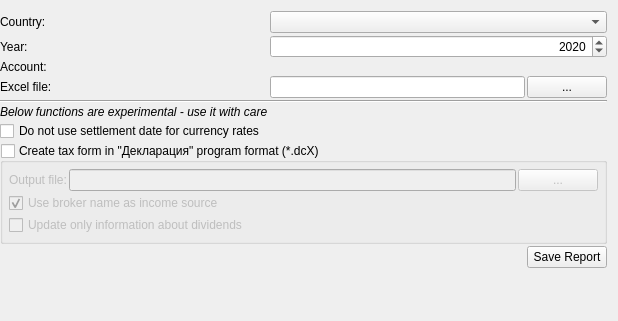
First picture: the form in jal/ui/tax_export_widget.ui, repository titov-vv/jal, before the edit.
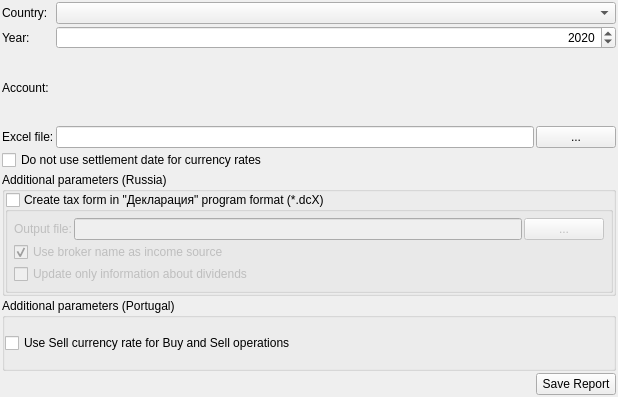
Second picture: the form after the edit. Custom widgets are drawn as their Qt base class.

Commit message: Tax report form was updated to have better parameter separation for different countries

The edit to the form file:
```diff
--- a/jal/ui/tax_export_widget.ui
+++ b/jal/ui/tax_export_widget.ui
@@ -7,11 +7,11 @@
     <x>0</x>
     <y>0</y>
     <width>618</width>
-    <height>321</height>
+    <height>397</height>
    </rect>
   </property>
   <property name="sizePolicy">
-   <sizepolicy hsizetype="Preferred" vsizetype="Preferred">
+   <sizepolicy hsizetype="Minimum" vsizetype="Minimum">
     <horstretch>0</horstretch>
     <verstretch>0</verstretch>
    </sizepolicy>
@@ -19,54 +19,42 @@
   <property name="windowTitle">
    <string>Taxes</string>
   </property>
-  <layout class="QGridLayout" name="gridLayout">
+  <layout class="QGridLayout" name="MainLayout">
    <property name="leftMargin">
-    <number>0</number>
+    <number>2</number>
+   </property>
+   <property name="topMargin">
+    <number>2</number>
+   </property>
+   <property name="rightMargin">
+    <number>2</number>
+   </property>
+   <property name="bottomMargin">
+    <number>2</number>
    </property>
    <property name="spacing">
     <number>2</number>
    </property>
-   <item row="3" column="1">
-    <widget class="QLineEdit" name="XlsFileName">
+   <item row="3" column="2">
+    <widget class="QPushButton" name="XlsSelectBtn">
      <property name="sizePolicy">
-      <sizepolicy hsizetype="Expanding" vsizetype="Fixed">
+      <sizepolicy hsizetype="Minimum" vsizetype="Fixed">
        <horstretch>0</horstretch>
        <verstretch>0</verstretch>
       </sizepolicy>
      </property>
      <property name="toolTip">
-      <string>File where to store tax report in Excel format</string>
+      <string>Select file</string>
      </property>
-    </widget>
-   </item>
-   <item row="0" column="0">
-    <widget class="QLabel" name="CountryLbl">
      <property name="text">
-      <string>Country:</string>
-     </property>
-    </widget>
-   </item>
-   <item row="2" column="1" colspan="2">
-    <widget class="AccountSelector" name="AccountWidget" native="true">
-     <property name="toolTip">
-      <string>Foreign account to prepare tax report for</string>
-     </property>
-    </widget>
-   </item>
-   <item row="0" column="1" colspan="2">
-    <widget class="QComboBox" name="Country"/>
-   </item>
-   <item row="3" column="0">
-    <widget class="QLabel" name="XlsFileLbl">
-     <property name="text">
-      <string>Excel file:</string>
+      <string>...</string>
      </property>
     </widget>
    </item>
    <item row="1" column="1" colspan="2">
     <widget class="QSpinBox" name="Year">
      <property name="alignment">
-      <set>Qt::AlignRight|Qt::AlignTrailing|Qt::AlignVCenter</set>
+      <set>Qt::AlignmentFlag::AlignRight|Qt::AlignmentFlag::AlignTrailing|Qt::AlignmentFlag::AlignVCenter</set>
      </property>
      <property name="suffix">
       <string/>
@@ -82,56 +70,82 @@
      </property>
     </widget>
    </item>
-   <item row="3" column="2">
-    <widget class="QPushButton" name="XlsSelectBtn">
+   <item row="3" column="1">
+    <widget class="QLineEdit" name="XlsFileName">
      <property name="sizePolicy">
-      <sizepolicy hsizetype="Minimum" vsizetype="Fixed">
+      <sizepolicy hsizetype="Expanding" vsizetype="Fixed">
        <horstretch>0</horstretch>
        <verstretch>0</verstretch>
       </sizepolicy>
      </property>
      <property name="toolTip">
-      <string>Select file</string>
+      <string>File where to store tax report in Excel format</string>
      </property>
+    </widget>
+   </item>
+   <item row="4" column="0" colspan="3">
+    <widget class="QCheckBox" name="NoSettlement">
      <property name="text">
-      <string>...</string>
+      <string>Do not use settlement date for currency rates</string>
      </property>
     </widget>
    </item>
-   <item row="11" column="2">
-    <widget class="QPushButton" name="SaveButton">
-     <property name="text">
-      <string>Save Report</string>
+   <item row="8" column="0" colspan="3">
+    <widget class="QGroupBox" name="PtBox">
+     <property name="title">
+      <string>Additional parameters (Portugal)</string>
      </property>
+     <layout class="QVBoxLayout" name="PtLayout">
+      <property name="spacing">
+       <number>2</number>
+      </property>
+      <property name="leftMargin">
+       <number>0</number>
+      </property>
+      <property name="topMargin">
+       <number>0</number>
+      </property>
+      <property name="rightMargin">
+       <number>0</number>
+      </property>
+      <property name="bottomMargin">
+       <number>0</number>
+      </property>
+      <item>
+       <widget class="QCheckBox" name="Pt_OneCurrencyRate">
+        <property name="text">
+         <string>Use Sell currency rate for Buy and Sell operations</string>
+        </property>
+       </widget>
+      </item>
+     </layout>
     </widget>
    </item>
-   <item row="1" column="0">
-    <widget class="QLabel" name="YearLbl">
+   <item row="2" column="1" colspan="2">
+    <widget class="AccountSelector" name="AccountWidget" native="true">
+     <property name="toolTip">
+      <string>Foreign account to prepare tax report for</string>
+     </property>
+    </widget>
+   </item>
+   <item row="2" column="0">
+    <widget class="QLabel" name="AccountLbl">
      <property name="text">
-      <string>Year:</string>
+      <string>Account:</string>
      </property>
     </widget>
    </item>
-   <item row="12" column="2">
-    <spacer name="verticalSpacer">
-     <property name="orientation">
-      <enum>Qt::Vertical</enum>
+   <item row="3" column="0">
+    <widget class="QLabel" name="XlsFileLbl">
+     <property name="text">
+      <string>Excel file:</string>
      </property>
-     <property name="sizeHint" stdset="0">
-      <size>
-       <width>20</width>
-       <height>40</height>
-      </size>
-     </property>
-    </spacer>
+    </widget>
    </item>
    <item row="7" column="0" colspan="3">
-    <widget class="QFrame" name="RussianSpecificFrame">
-     <property name="frameShape">
-      <enum>QFrame::NoFrame</enum>
-     </property>
-     <property name="frameShadow">
-      <enum>QFrame::Raised</enum>
+    <widget class="QGroupBox" name="RuBox">
+     <property name="title">
+      <string>Additional parameters (Russia)</string>
      </property>
      <layout class="QVBoxLayout" name="verticalLayout">
       <property name="spacing">
@@ -151,6 +165,9 @@
       </property>
       <item>
        <widget class="QGroupBox" name="DlsgGroup">
+        <property name="enabled">
+         <bool>true</bool>
+        </property>
         <property name="sizePolicy">
          <sizepolicy hsizetype="Preferred" vsizetype="Preferred">
           <horstretch>0</horstretch>
@@ -185,15 +202,15 @@
          <property name="spacing">
           <number>2</number>
          </property>
-         <item row="0" column="0">
+         <item row="1" column="0">
           <widget class="QLabel" name="DlsgFileLbl">
            <property name="text">
             <string>Output file:</string>
            </property>
           </widget>
          </item>
-         <item row="1" column="0" colspan="3">
-          <widget class="QCheckBox" name="IncomeSourceBroker">
+         <item row="3" column="0" colspan="3">
+          <widget class="QCheckBox" name="DlsgIncomeSourceBroker">
            <property name="text">
             <string>Use broker name as income source</string>
            </property>
@@ -202,14 +219,21 @@
            </property>
           </widget>
          </item>
-         <item row="2" column="0" colspan="3">
-          <widget class="QCheckBox" name="DividendsOnly">
+         <item row="4" column="0" colspan="3">
+          <widget class="QCheckBox" name="DlsgDividendsOnly">
            <property name="text">
             <string>Update only information about dividends</string>
            </property>
           </widget>
          </item>
-         <item row="0" column="2">
+         <item row="1" column="1">
+          <widget class="QLineEdit" name="DlsgFileName">
+           <property name="toolTip">
+            <string>File where to store russian tax form</string>
+           </property>
+          </widget>
+         </item>
+         <item row="1" column="2">
           <widget class="QPushButton" name="DlsgSelectBtn">
            <property name="toolTip">
             <string>Select file</string>
@@ -219,49 +243,33 @@
            </property>
           </widget>
          </item>
-         <item row="0" column="1">
-          <widget class="QLineEdit" name="DlsgFileName">
-           <property name="toolTip">
-            <string>File where to store russian tax form</string>
-           </property>
-          </widget>
-         </item>
         </layout>
        </widget>
       </item>
      </layout>
     </widget>
    </item>
-   <item row="2" column="0">
-    <widget class="QLabel" name="AccountLbl">
+   <item row="0" column="1" colspan="2">
+    <widget class="QComboBox" name="Country"/>
+   </item>
+   <item row="0" column="0">
+    <widget class="QLabel" name="CountryLbl">
      <property name="text">
-      <string>Account:</string>
+      <string>Country:</string>
      </property>
     </widget>
    </item>
-   <item row="5" column="0">
-    <widget class="QLabel" name="WarningLbl">
-     <property name="font">
-      <font>
-       <italic>true</italic>
-      </font>
-     </property>
+   <item row="1" column="0">
+    <widget class="QLabel" name="YearLbl">
      <property name="text">
-      <string>Below functions are experimental - use it with care</string>
+      <string>Year:</string>
      </property>
     </widget>
    </item>
-   <item row="4" column="0" colspan="3">
-    <widget class="Line" name="line">
-     <property name="orientation">
-      <enum>Qt::Horizontal</enum>
-     </property>
-    </widget>
-   </item>
-   <item row="6" column="0">
-    <widget class="QCheckBox" name="NoSettlement">
+   <item row="11" column="2">
+    <widget class="QPushButton" name="SaveButton">
      <property name="text">
-      <string>Do not use settlement date for currency rates</string>
+      <string>Save Report</string>
      </property>
     </widget>
    </item>
```
The commit also changes 35 other files.
